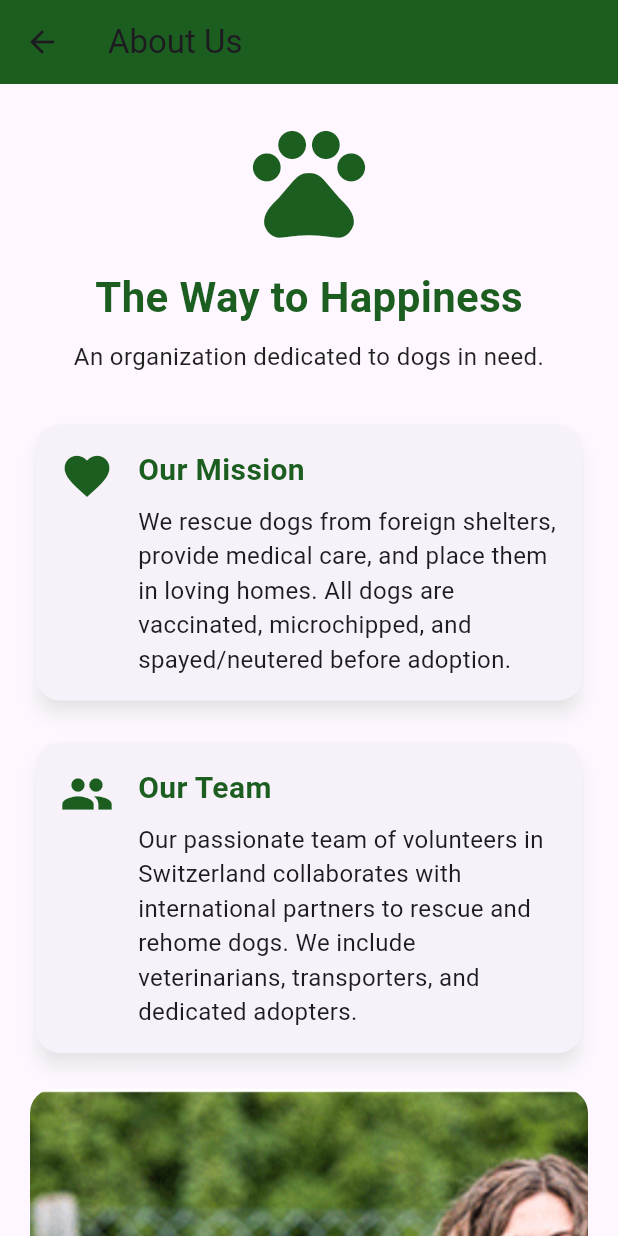
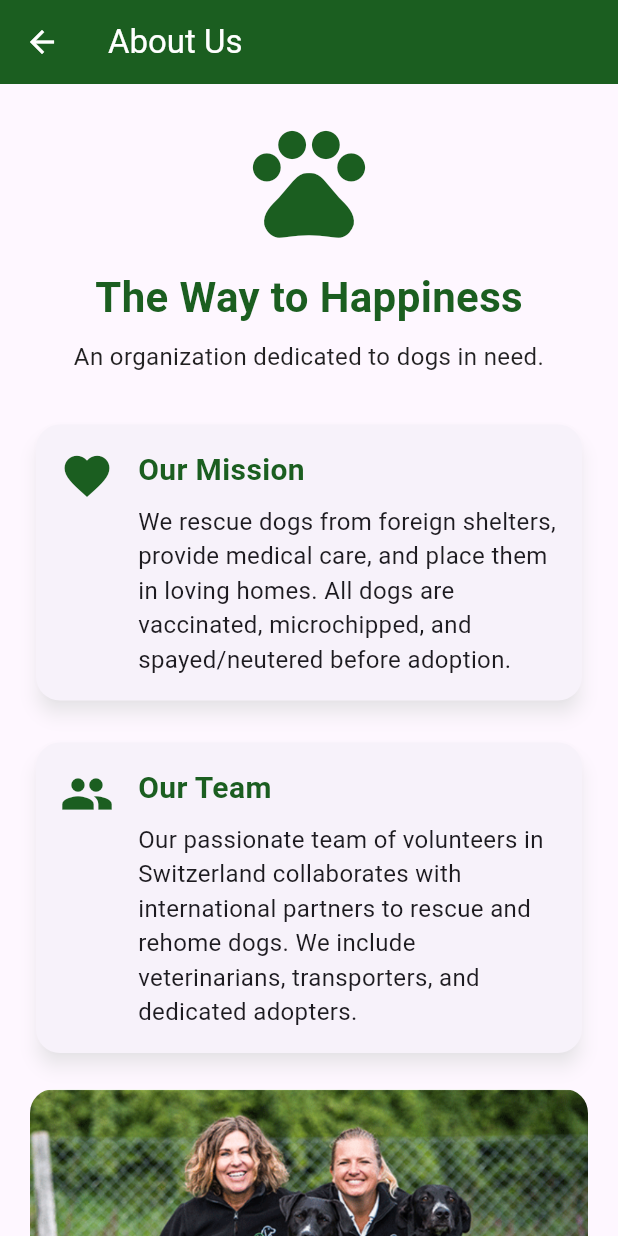
Before and after one commit to brettwill/my_awesome_namer, a Flutter app: the screen it shows after launch, in the side drawer, after a tap on "About Us", on a phone screen of 412 x 824 dp. Run offline on Flutter 3.47's test engine with Material 3 defaults, Android fonts, the light colour scheme and no system bars; our stand-ins replace go_router, image_picker, supabase_flutter; accounts and stored records are empty.

Commit message:
white text

```diff
--- a/lib/screens/about_us.dart
+++ b/lib/screens/about_us.dart
@@ -11,6 +11,7 @@ class AboutPage extends StatelessWidget {
       appBar: AppBar(
         title: const Text('About Us'),
         backgroundColor: customGreen,
+        foregroundColor: Colors.white, // Ensures text and icon are white
       ),
       body: SingleChildScrollView(
         padding: const EdgeInsets.all(20.0),
@@ -64,10 +65,12 @@ class AboutPage extends StatelessWidget {
               borderRadius: BorderRadius.circular(16),
               child: Image.asset(
                 'assets/images/teamphoto.png',
-                fit: BoxFit.none,
-                alignment: Alignment.topLeft,
+                fit: BoxFit
+                    .cover, // Ensures the image fills the space proportionally
+                alignment: Alignment.center, // Centers the image
               ),
             ),
+
             const SizedBox(height: 20),
 
             // Contact
--- a/lib/screens/adoption_process_screen.dart
+++ b/lib/screens/adoption_process_screen.dart
@@ -12,6 +12,7 @@ class AdoptionProcessScreen extends StatelessWidget {
       appBar: AppBar(
         title: const Text('Adoption Process'),
         backgroundColor: customGreen,
+        foregroundColor: Colors.white, // Ensures text and icon are white
         leading: IconButton(
           icon: const Icon(Icons.arrow_back),
           onPressed: () => Navigator.of(context).pop(),
@@ -109,6 +110,8 @@ class AdoptionProcessScreen extends StatelessWidget {
               child: ElevatedButton.icon(
                 style: ElevatedButton.styleFrom(
                   backgroundColor: customGreen,
+                  foregroundColor:
+                      Colors.white, // Ensures text and icon are white
                   padding: const EdgeInsets.symmetric(
                     horizontal: 24,
                     vertical: 12,
```
Also changed, not shown: 1 other file.
